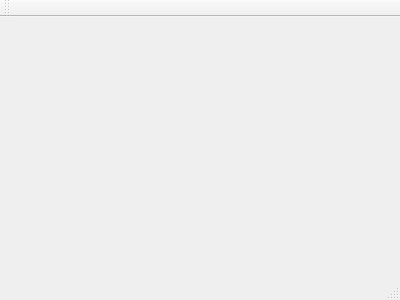
Qt form client/mainwindow.ui (FruitSnack1/Monopoly) before a commit.
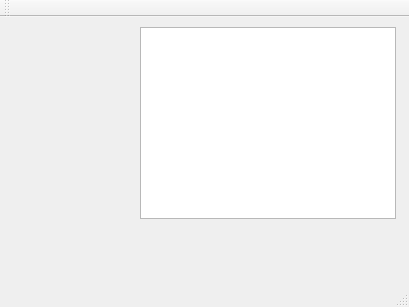
The same form after that commit.

Diff of the .ui file:
```diff
--- a/client/mainwindow.ui
+++ b/client/mainwindow.ui
@@ -1,24 +1,50 @@
 <ui version="4.0">
  <class>MainWindow</class>
- <widget class="QMainWindow" name="MainWindow" >
-  <property name="geometry" >
+ <widget class="QMainWindow" name="MainWindow">
+  <property name="geometry">
    <rect>
     <x>0</x>
     <y>0</y>
-    <width>400</width>
-    <height>300</height>
+    <width>409</width>
+    <height>307</height>
    </rect>
   </property>
   <property name="windowTitle" >
    <string>MainWindow</string>
   </property>
-  <widget class="QMenuBar" name="menuBar" />
-  <widget class="QToolBar" name="mainToolBar" />
-  <widget class="QWidget" name="centralWidget" />
-  <widget class="QStatusBar" name="statusBar" />
+  <widget class="QWidget" name="centralWidget">
+   <widget class="QGraphicsView" name="graphicsView">
+    <property name="geometry">
+     <rect>
+      <x>140</x>
+      <y>10</y>
+      <width>256</width>
+      <height>192</height>
+     </rect>
+    </property>
+   </widget>
+  </widget>
+  <widget class="QMenuBar" name="menuBar">
+   <property name="geometry">
+    <rect>
+     <x>0</x>
+     <y>0</y>
+     <width>409</width>
+     <height>21</height>
+    </rect>
+   </property>
+  </widget>
+  <widget class="QToolBar" name="mainToolBar">
+   <attribute name="toolBarArea">
+    <enum>TopToolBarArea</enum>
+   </attribute>
+   <attribute name="toolBarBreak">
+    <bool>false</bool>
+   </attribute>
+  </widget>
+  <widget class="QStatusBar" name="statusBar"/>
  </widget>
- <layoutDefault spacing="6" margin="11" />
- <pixmapfunction></pixmapfunction>
+ <layoutdefault spacing="6" margin="11"/>
  <resources/>
  <connections/>
 </ui>
```
Left out of the diff: 3 changed lines with no effect on the pictures.
